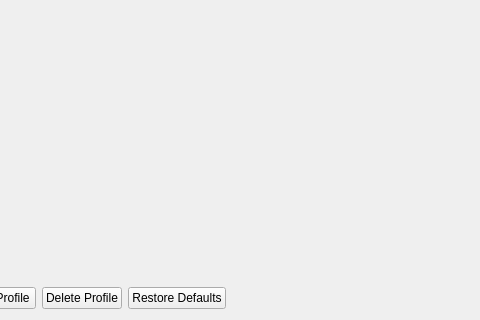
This is src/duckstation-qt/controllersettingswindow.ui in kofxi3584karlayang/duckstation as Qt 5 draws it before an edit; both pictures show x 303 to 783 and y 352 to 672 of the 1288 by 672 pixel window. The edited form follows.
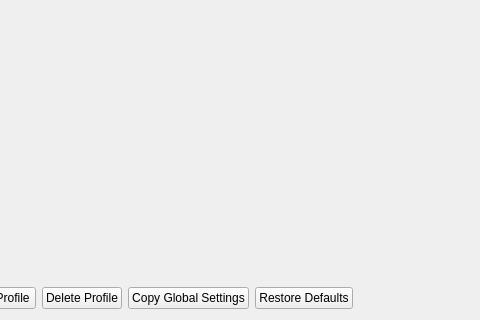
This is the edited form. Icons and pictures are not drawn.

```diff
--- a/src/duckstation-qt/controllersettingswindow.ui
+++ b/src/duckstation-qt/controllersettingswindow.ui
@@ -6,7 +6,7 @@
    <rect>
     <x>0</x>
     <y>0</y>
-    <width>1279</width>
+    <width>1284</width>
     <height>672</height>
    </rect>
   </property>
@@ -106,6 +106,16 @@
          </property>
         </widget>
        </item>
+       <item>
+        <widget class="QPushButton" name="copyGlobalSettings">
+         <property name="text">
+          <string>Copy Global Settings</string>
+         </property>
+         <property name="icon">
+          <iconset theme="folder-open-line"/>
+         </property>
+        </widget>
+       </item>
        <item>
         <widget class="QPushButton" name="restoreDefaults">
          <property name="text">
```
Left out of the diff: 8 changed lines with no effect on the pictures.
